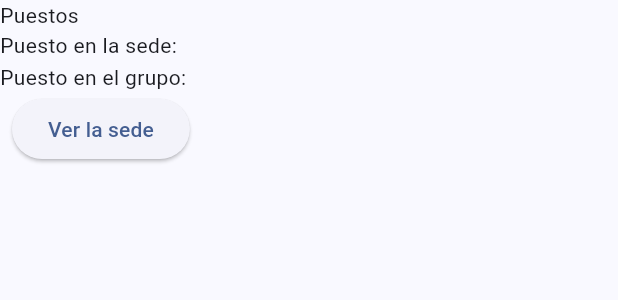
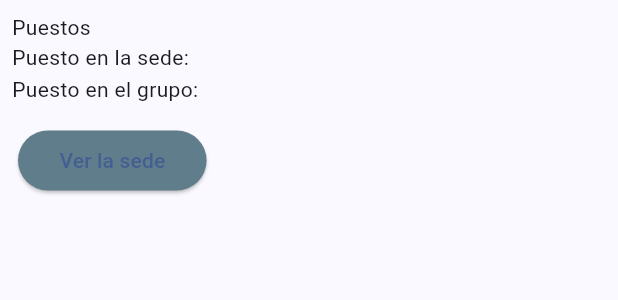
Before and after one commit to ceslep/academicoie, a Flutter app: the ListaPuestos widget shown alone on an empty page, opened directly with empty values, after a tap on "Ver el grupo", on a phone screen of 412 x 824 dp. Shown: the top 300 px of the screen. Run offline on Flutter 3.47's test engine with Material 2 defaults, Android fonts, the light colour scheme and no system bars; our stand-ins replace cached_network_image, easy_splash_screen, flutter_spinkit, localstorage, logger, shared_preferences; missing offline and left inert: desktop_window; accounts and stored records are empty; network calls fail.

Commit message:
puestos2

```diff
--- a/lib/widgets/puestos_detallado.dart
+++ b/lib/widgets/puestos_detallado.dart
@@ -22,7 +22,10 @@ class _ListaPuestosState extends State<ListaPuestos> {
   final ScrollController _controller = ScrollController();
   late List<ModeloPuestos> puestosFiltrados;
   Color tileColor = Colors.white;
+  Color botonColor = Colors.green;
+  Color titleColor = Colors.lightBlueAccent;
   String textoBoton = "Ver el grupo";
+  bool filtrado = false;
   @override
   void initState() {
     super.initState();
@@ -44,7 +47,9 @@ class _ListaPuestosState extends State<ListaPuestos> {
         itemBuilder: (context, index) {
           if (index == 0) {
             // Este es el primer elemento, muestra el primer widget especial
-            return Column(
+            return Padding(
+              padding: const EdgeInsets.all(8.0),
+              child: Column(
                 crossAxisAlignment: CrossAxisAlignment.start,
                 children: [
                   const Text('Puestos'),
@@ -71,17 +76,21 @@ class _ListaPuestosState extends State<ListaPuestos> {
                     ],
                   )
                 ],
+              ),
             );
           } else if (index == 1) {
             // Este es el segundo elemento, muestra el segundo widget especial
             return Row(
               children: [
                 Padding(
-                  padding: const EdgeInsets.only(left: 8.0),
+                  padding: const EdgeInsets.only(left: 12.0, top: 5),
                   child: ElevatedButton(
                       onPressed: () {
                         if (textoBoton == 'Ver el grupo') {
-                          textoBoton = 'Ver la sede';
+                          textoBoton = ' Ver la sede ';
+                          botonColor = Colors.blueGrey;
+                          titleColor = Colors.purpleAccent;
+                          filtrado = !filtrado;
                           puestosFiltrados = widget.puestos
                               .where(
                                 (puesto) => puesto.grupo == widget.grupo,
@@ -90,27 +99,38 @@ class _ListaPuestosState extends State<ListaPuestos> {
                         } else {
                           textoBoton = 'Ver el grupo';
                           puestosFiltrados = widget.puestos;
+                          botonColor = Colors.green;
+                          titleColor = Colors.lightBlueAccent;
+                          filtrado = !filtrado;
                         }
                         setState(() {});
                       },
+                      style:
+                          ElevatedButton.styleFrom(backgroundColor: botonColor),
                       child: Text(textoBoton)),
                 )
               ],
             );
           } else {
             tileColor = Colors.white;
+            if (!filtrado) {
               if ((index - 1).toString() == widget.puesto) {
                 tileColor = Colors.yellow;
+              }
+            } else {
+              if ((index - 1).toString() == widget.puestoGrupo) {
+                tileColor = Colors.yellow;
+              }
             }
             return ListTile(
               tileColor: tileColor,
               leading: Padding(
-                padding: const EdgeInsets.all(10.0),
+                padding: const EdgeInsets.only(left: 10.0),
                 child: Text((index - 1).toString(),
-                    style: const TextStyle(fontSize: 24, color: Colors.cyan)),
+                    style: TextStyle(fontSize: 26, color: titleColor)),
               ),
               title: Text(puestosFiltrados[index - 2].nombres,
-                  style: const TextStyle(color: Colors.lightBlueAccent)),
+                  style: TextStyle(color: titleColor)),
               subtitle: Column(
                 crossAxisAlignment: CrossAxisAlignment.start,
                 children: [
```
Also changed, not shown: lib/main.dart (+3 -18 lines), lib/widgets/entrada_app.dart (+10 -1 lines), lib/widgets/lista_estudiantes.dart (+9 -8 lines), lib/widgets/puestos.dart (+9 -10 lines). Lines whose indentation alone changed are shown as unchanged.
